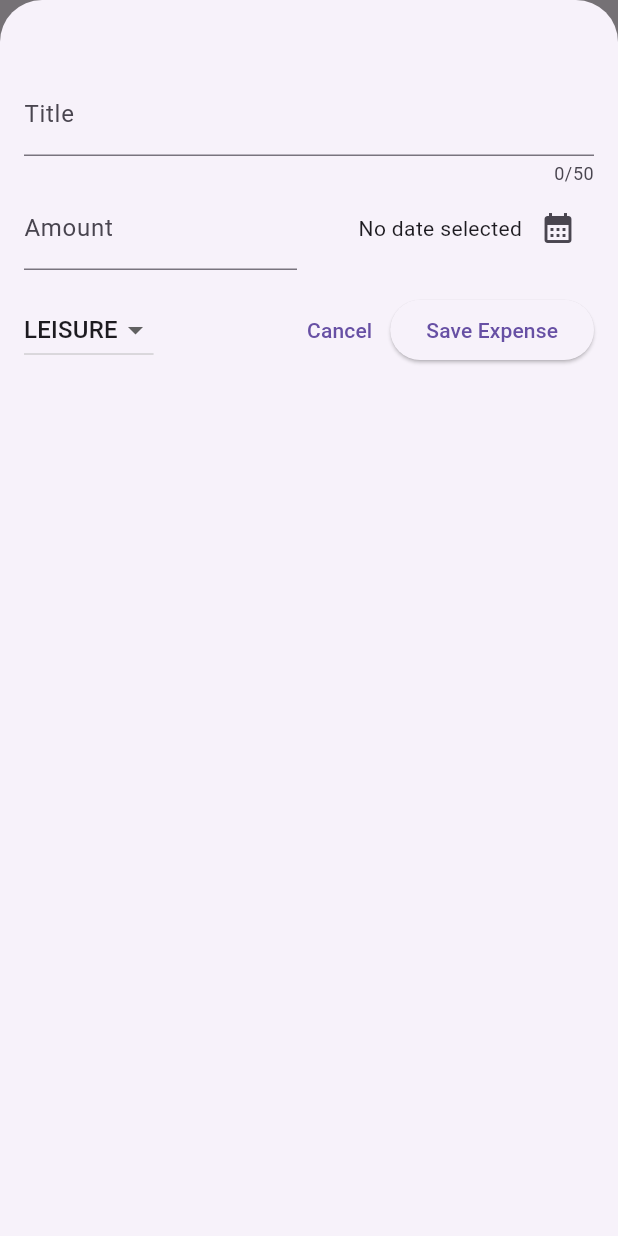
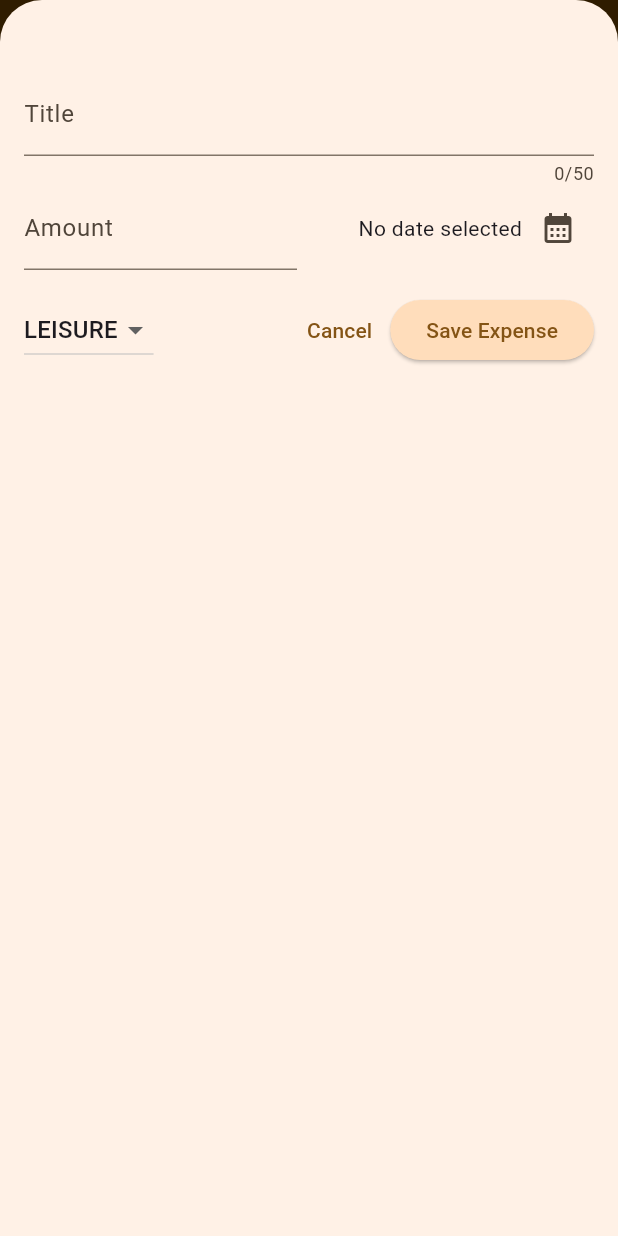
Before and after one commit to wendyccccc/expense_tracker, a Flutter app: the screen it shows after launch, after a tap on the "add" icon, on a phone screen of 412 x 824 dp. Run offline on Flutter 3.47's test engine with Material 3 defaults, Android fonts, the phone set to English and light mode, and no system bars.

Commit message:
126. style: theme color

```diff
--- a/lib/main.dart
+++ b/lib/main.dart
@@ -2,10 +2,29 @@ import 'package:flutter/material.dart';
 
 import 'package:expense_tracker/widgets/expenses.dart';
 
+var kColorScheme =
+    ColorScheme.fromSeed(seedColor: const Color.fromARGB(255, 229, 154, 62));
+
 void main() {
   runApp(
     MaterialApp(
-      theme: ThemeData(useMaterial3: true),
+      theme: ThemeData().copyWith(
+          colorScheme: kColorScheme,
+          appBarTheme: const AppBarTheme().copyWith(
+              backgroundColor: kColorScheme.onPrimaryContainer,
+              foregroundColor: kColorScheme.primaryContainer),
+          cardTheme: const CardTheme().copyWith(
+              color: kColorScheme.secondaryContainer,
+              margin: const EdgeInsets.symmetric(horizontal: 16, vertical: 8)),
+          elevatedButtonTheme: ElevatedButtonThemeData(
+            style: ElevatedButton.styleFrom(
+                backgroundColor: kColorScheme.primaryContainer),
+          ),
+          textTheme: ThemeData().textTheme.copyWith(
+              titleLarge: TextStyle(
+                  fontWeight: FontWeight.normal,
+                  color: kColorScheme.onSecondary,
+                  fontSize: 14))),
       home: const Expenses(),
     ),
   );
```
